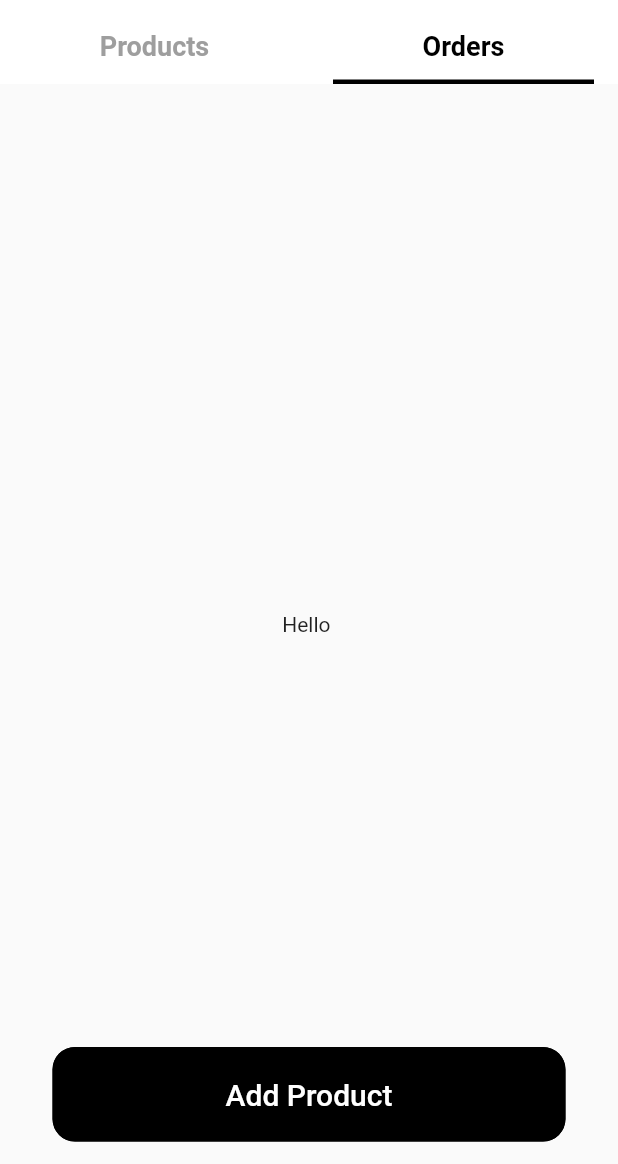
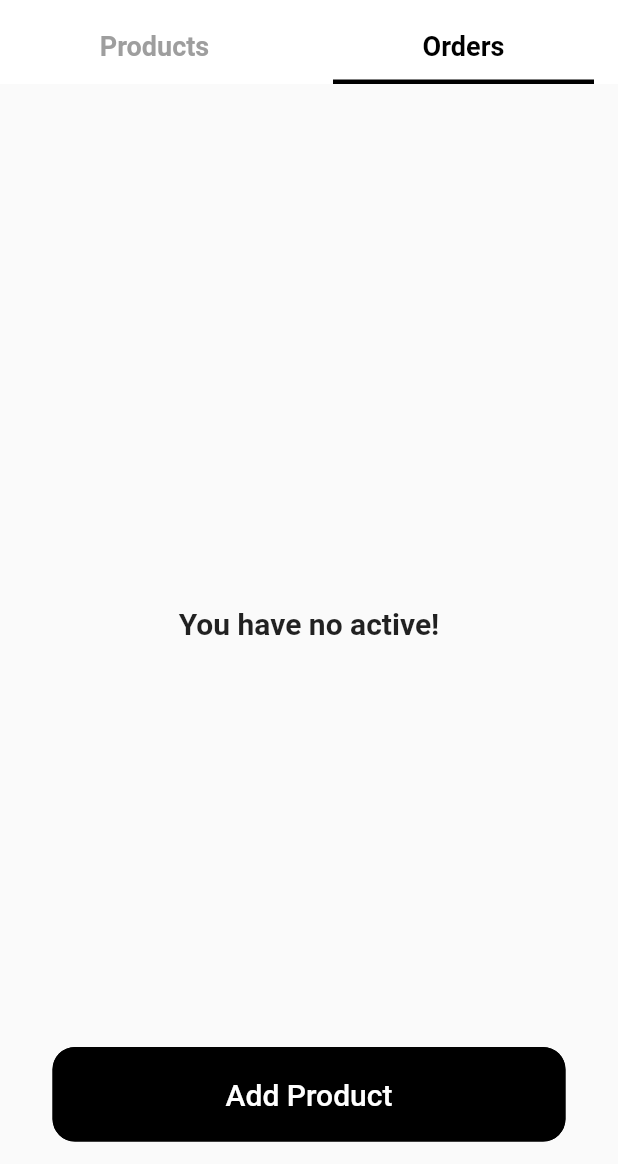
Before and after one commit to iam-Aslam/FashionStore-Admin, a Flutter app: the screen it shows once a user with an empty profile is signed in, tab 2 chosen, on a phone screen of 412 x 824 dp, the part 72-1236 px from its top. Run offline on Flutter 3.47's test engine with Material 2 defaults, Android fonts, the light colour scheme and no system bars; our stand-ins replace cloud_firestore, firebase_auth, firebase_core, firebase_storage, flutter_carousel_widget, flutter_svg and 4 more; accounts and stored records are empty.

Commit message:
order activation finished

```diff
--- a/lib/presentation/home_screen/home_screen.dart
+++ b/lib/presentation/home_screen/home_screen.dart
@@ -6,6 +6,7 @@ import 'package:firebase_auth/firebase_auth.dart';
 import 'package:flutter/material.dart';
 import '../constants/constants.dart';
 import 'widgets/add_new_product.dart';
+import 'widgets/order_widget.dart';
 
 class ScreenHome extends StatelessWidget {
   const ScreenHome({super.key});
@@ -104,9 +105,7 @@ class ScreenHome extends StatelessWidget {
             body: TabBarView(
               children: <Widget>[
                 ProductsTiles(),
-                const Center(
-                  child: Text('Hello '),
-                ),
+                const ActiveWidget(),
               ],
             ),
           ),
--- /dev/null
+++ b/lib/presentation/home_screen/widgets/order_widget.dart
@@ -0,0 +1,70 @@
+import 'package:admin/presentation/home_screen/widgets/card_active.dart';
+import 'package:cloud_firestore/cloud_firestore.dart';
+import 'package:flutter/material.dart';
+
+class ActiveWidget extends StatelessWidget {
+  const ActiveWidget({
+    super.key,
+  });
+
+  @override
+  Widget build(BuildContext context) {
+    var size = MediaQuery.of(context).size;
+    return StreamBuilder(
+      stream: FirebaseFirestore.instance
+          .collection('orders')
+          .where('active', isEqualTo: true)
+          .snapshots(),
+      builder: (context, snapshot) {
+        if (snapshot.hasData) {
+          final List<DocumentSnapshot> documents = snapshot.data!.docs;
+          return documents.isNotEmpty
+              ? ListView.separated(
+                  itemCount: documents.length,
+                  separatorBuilder: (context, index) => const SizedBox(
+                    height: 8,
+                  ),
+                  itemBuilder: (context, index) {
+                    return CardActive(
+                      totalPrice: documents[index].get('totalprice'),
+                      productId: documents[index].get('productid').toString(),
+                      orderId: documents[index].get('orderId'),
+                    );
+                  },
+                )
+              : SizedBox(
+                  height: size.height * 0.8,
+                  child: const Center(
+                    child: Text(
+                      "You have no active!",
+                      style: TextStyle(
+                        fontSize: 20,
+                        fontWeight: FontWeight.bold,
+                      ),
+                    ),
+                  ),
+                );
+        } else if (snapshot.hasError) {
+          return Text('Error: ${snapshot.error}');
+        } else if (snapshot.connectionState == ConnectionState.waiting) {
+          return const Center(
+            child: CircularProgressIndicator(),
+          );
+        } else {
+          return SizedBox(
+            height: size.height * 0.8,
+            child: const Center(
+              child: Text(
+                "You have no active!",
+                style: TextStyle(
+                  fontSize: 20,
+                  fontWeight: FontWeight.bold,
+                ),
+              ),
+            ),
+          );
+        }
+      },
+    );
+  }
+}
--- a/pubspec.yaml
+++ b/pubspec.yaml
@@ -47,6 +47,7 @@ dependencies:
   permission_handler: ^10.2.0
   flutter_carousel_widget: ^2.0.2
   shimmer_animation: ^2.1.0+1
+  fluttertoast: ^8.2.2
 
 dev_dependencies:
   flutter_test:
```
Also changed, not shown: lib/domain/firebase_functions.dart (+41 -0 lines), lib/presentation/home_screen/widgets/card_active.dart (added, +179 -0 lines), lib/presentation/home_screen/widgets/order_tiles.dart (deleted, +0 -70 lines), pubspec.lock.
